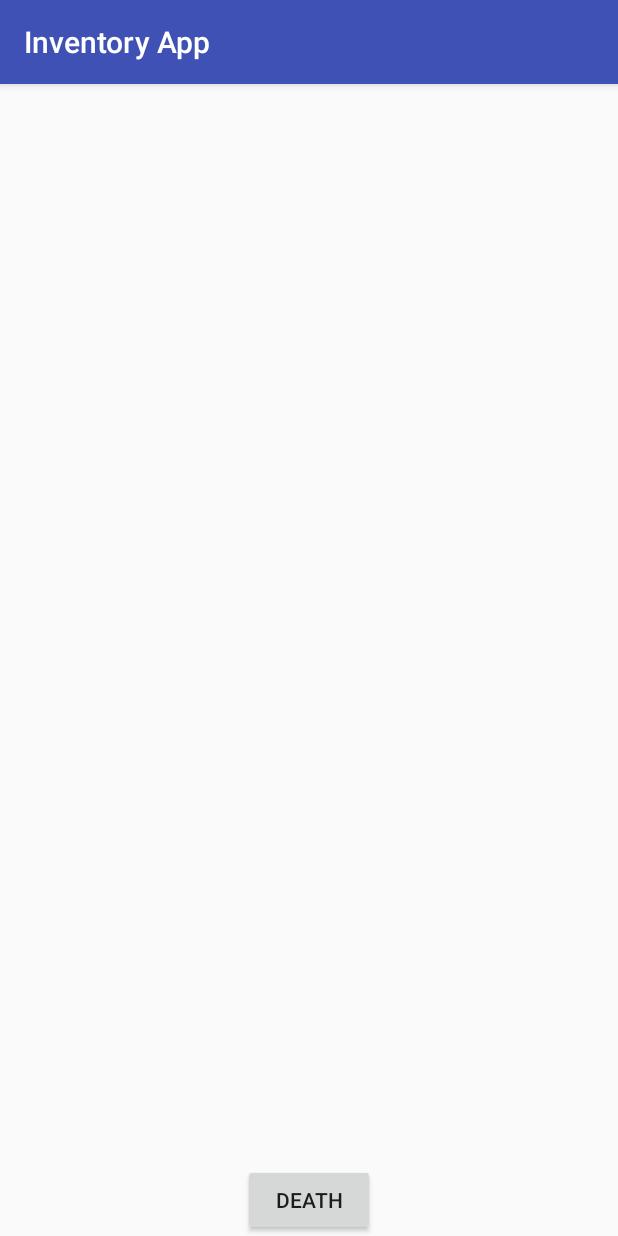
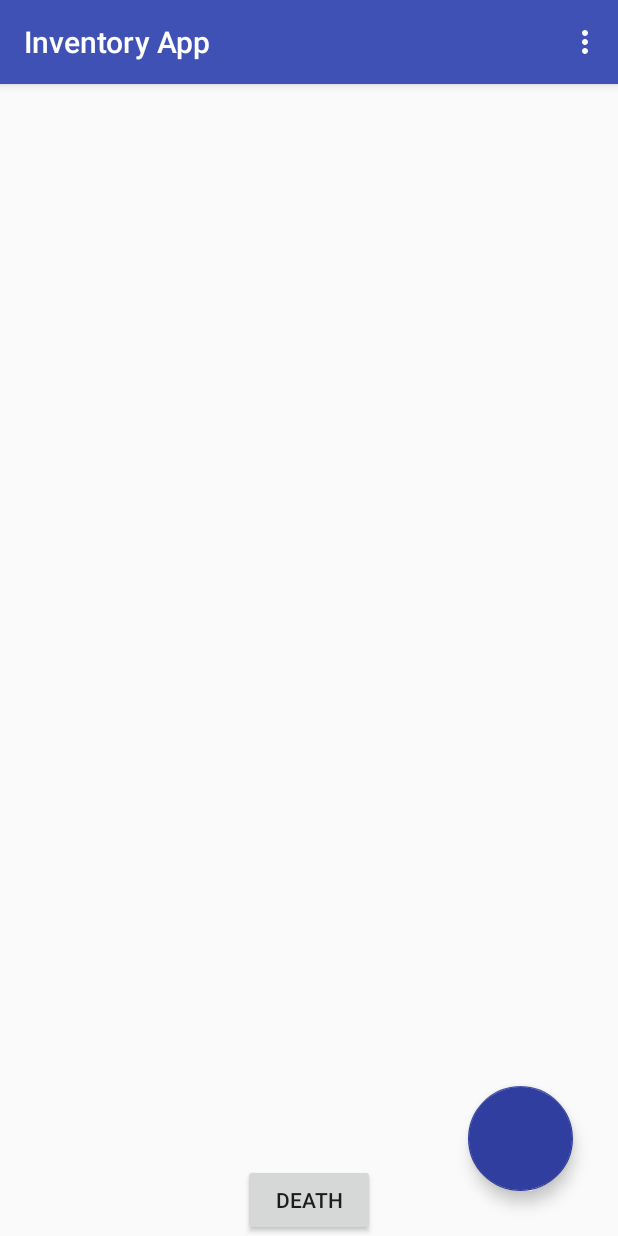
Before and after one commit to orpuwupetup/InventoryApp, an Android app: the screen it shows after launch (MainActivity), on a phone screen of 412 x 824 dp. Run offline under Robolectric (Android 15) with nearby library versions, the phone set to English and light mode, and no system bars.

Commit message:
Added menu button to the products list activity, and "Delete all products" option

```diff
--- a/app/build.gradle
+++ b/app/build.gradle
@@ -21,6 +21,7 @@ android {
 dependencies {
     implementation fileTree(dir: 'libs', include: ['*.jar'])
     implementation 'com.android.support:appcompat-v7:26.1.0'
+    implementation 'com.android.support:design:26.1.0'
     implementation 'com.android.support.constraint:constraint-layout:1.1.0'
     testImplementation 'junit:junit:4.12'
     androidTestImplementation 'com.android.support.test:runner:1.0.1'
--- a/app/src/main/java/com/example/orpuwupetup/inventoryapp/MainActivity.java
+++ b/app/src/main/java/com/example/orpuwupetup/inventoryapp/MainActivity.java
@@ -10,6 +10,8 @@ import android.database.sqlite.SQLiteConstraintException;
 import android.database.sqlite.SQLiteDatabase;
 import android.support.v7.app.AppCompatActivity;
 import android.os.Bundle;
+import android.view.Menu;
+import android.view.MenuItem;
 import android.view.View;
 import android.widget.Button;
 import android.widget.ListView;
@@ -55,9 +57,30 @@ public class MainActivity extends AppCompatActivity implements LoaderManager.Loa
         getLoaderManager().initLoader(1, null, this);
     }
 
+    @Override
+    public boolean onCreateOptionsMenu(Menu menu) {
+        /*
+        Inflate the menu options from the res/menu/menu_inventory_list.xml file.
+        This adds menu items to the app bar.
+        */
+        getMenuInflater().inflate(R.menu.menu_inventoy_list, menu);
+        return true;
+    }
+
+    @Override
+    public boolean onOptionsItemSelected(MenuItem item) {
+        // User clicked on a menu option in the app bar overflow menu
+        switch (item.getItemId()) {
+            // Respond to a click on the "Delete all products" menu option
+            case R.id.action_delete_all_entries:
+                deleteThis();
+                return true;
+        }
+        return super.onOptionsItemSelected(item);
+    }
+
     private void deleteThis(){
         getContentResolver().delete(InventoryEntry.CONTENT_URI, null, null);
-        this.recreate();
     }
 
     @Override
--- a/app/src/main/res/layout/activity_main.xml
+++ b/app/src/main/res/layout/activity_main.xml
@@ -23,5 +23,15 @@
         app:layout_constraintBottom_toBottomOf="@id/list"
         app:layout_constraintStart_toStartOf="parent"
         app:layout_constraintEnd_toEndOf="parent"/>
+    <android.support.design.widget.FloatingActionButton
+        android:id="@+id/fab"
+        android:layout_width="70dp"
+        android:layout_height="70dp"
+        app:layout_constraintBottom_toBottomOf="parent"
+        app:layout_constraintEnd_toEndOf="parent"
+        android:background="@color/colorPrimaryDark"
+        android:layout_marginRight="30dp"
+        android:layout_marginEnd="30dp"
+        android:layout_marginBottom="30dp"/>
 
 </android.support.constraint.ConstraintLayout>
--- /dev/null
+++ b/app/src/main/res/menu/menu_inventoy_list.xml
@@ -0,0 +1,11 @@
+<?xml version="1.0" encoding="utf-8"?>
+<menu xmlns:android="http://schemas.android.com/apk/res/android"
+    xmlns:app="http://schemas.android.com/apk/res-auto"
+    xmlns:tools="http://schemas.android.com/tools"
+    tools:context=".MainActivity">
+
+    <item
+        android:id="@+id/action_delete_all_entries"
+        android:title="@string/delete_all_products"
+        app:showAsAction="never" />
+</menu>
--- a/app/src/main/res/values/colors.xml
+++ b/app/src/main/res/values/colors.xml
@@ -2,5 +2,5 @@
 <resources>
     <color name="colorPrimary">#3F51B5</color>
     <color name="colorPrimaryDark">#303F9F</color>
-    <color name="colorAccent">#FF4081</color>
+    <color name="colorAccent">#1637dc</color>
 </resources>
--- a/app/src/main/res/values/strings.xml
+++ b/app/src/main/res/values/strings.xml
@@ -7,4 +7,10 @@
     <string name="price">Price:</string>
     <string name="_0_pcs">0 pcs</string>
     <string name="description_hint">Click to add description...</string>
+    <string name="delete_all_products">Delete all products</string>
+    <string name="hint_phone_number">111-222-333</string>
+    <string name="phone_number">Phone number:</string>
+    <string name="suplier_name">Suplier name</string>
+    <string name="name">Name:</string>
+    <string name="suplier_info">Suplier info:</string>
 </resources>
--- a/app/src/main/res/values/styles.xml
+++ b/app/src/main/res/values/styles.xml
@@ -5,7 +5,7 @@
         <!-- Customize your theme here. -->
         <item name="colorPrimary">@color/colorPrimary</item>
         <item name="colorPrimaryDark">@color/colorPrimaryDark</item>
-        <item name="colorAccent">@color/colorAccent</item>
+        <item name="colorAccent">@color/colorPrimaryDark</item>
     </style>
 
 </resources>
```
Also changed, not shown: app/src/main/res/drawable/ic_add_circle_black_24dp.xml (added, +9 -0 lines), app/src/main/res/layout/activity_add_product.xml (+31 -7 lines).
